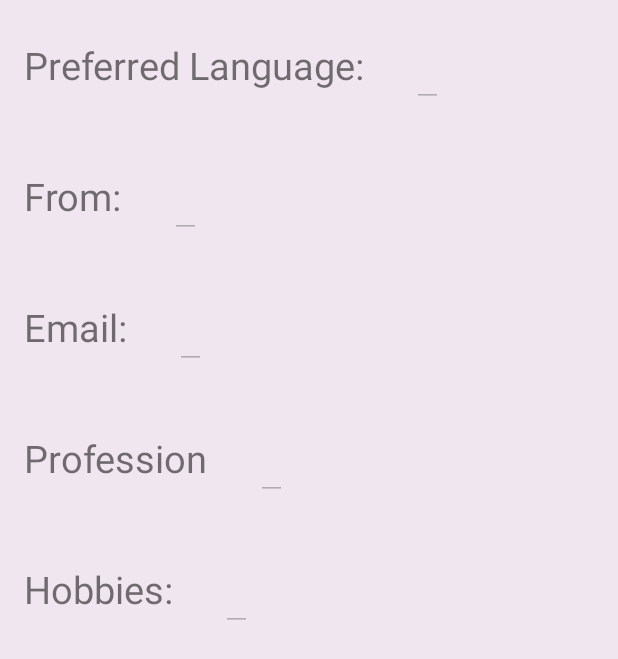
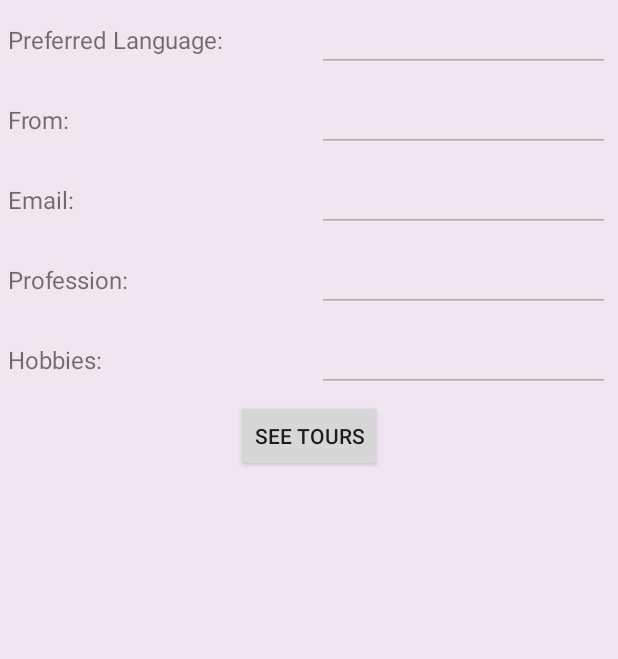
Before and after one commit to munarahman/Toura, an Android app: the layout content_profile.xml on its own in the app's theme, with its tools: preview values and no code run, on a phone screen of 412 x 824 dp. Shown: the top 659 px of the screen. Run offline under Robolectric (Android 15) with nearby library versions, the phone set to English and light mode, and no system bars.

Commit message:
make profile fields editable and sync with database

```diff
--- a/app/src/main/res/layout/content_profile.xml
+++ b/app/src/main/res/layout/content_profile.xml
@@ -10,117 +10,147 @@
     tools:showIn="@layout/activity_profile">
 
     <LinearLayout
-        android:layout_width="wrap_content"
+        android:layout_width="match_parent"
         android:layout_height="wrap_content"
         android:orientation="vertical">
 
         <LinearLayout
-            android:layout_width="wrap_content"
+            android:layout_width="match_parent"
             android:layout_height="wrap_content"
             android:orientation="horizontal">
 
             <TextView
-                android:layout_width="wrap_content"
+                android:layout_width="match_parent"
                 android:layout_height="wrap_content"
                 android:layout_margin="@dimen/text_margin"
+                android:layout_weight="1"
                 android:text="@string/profile_language"
-                android:textSize="25sp" />
+                android:textSize="@dimen/text_size" />
 
             <EditText
                 android:id="@+id/profile_language"
-                android:layout_width="wrap_content"
+                android:layout_width="match_parent"
                 android:layout_height="wrap_content"
+                android:layout_margin="@dimen/text_margin"
+                android:layout_weight="1"
                 android:enabled="false"
-                android:textSize="25sp"
-                android:layout_margin="@dimen/text_margin"/>
+                android:textSize="@dimen/text_size" />
 
         </LinearLayout>
 
         <LinearLayout
-            android:layout_width="wrap_content"
+            android:layout_width="match_parent"
             android:layout_height="wrap_content"
             android:orientation="horizontal">
 
 
             <TextView
-                android:layout_width="wrap_content"
+                android:layout_width="match_parent"
                 android:layout_height="wrap_content"
                 android:layout_margin="@dimen/text_margin"
+                android:layout_weight="1"
                 android:text="@string/profile_from"
-                android:textSize="25sp" />
+                android:textSize="@dimen/text_size" />
 
             <EditText
                 android:id="@+id/profile_from"
-                android:layout_width="wrap_content"
+                android:layout_width="match_parent"
                 android:layout_height="wrap_content"
+                android:layout_margin="@dimen/text_margin"
+                android:layout_weight="1"
                 android:enabled="false"
-                android:textSize="25sp"
-                android:layout_margin="@dimen/text_margin"/>
+                android:textSize="@dimen/text_size" />
         </LinearLayout>
 
         <LinearLayout
-            android:layout_width="wrap_content"
+            android:layout_width="match_parent"
             android:layout_height="wrap_content"
             android:orientation="horizontal">
 
             <TextView
-                android:layout_width="wrap_content"
+                android:layout_width="match_parent"
                 android:layout_height="wrap_content"
                 android:layout_margin="@dimen/text_margin"
-                android:textSize="25sp"
-                android:text="@string/profile_email" />
+                android:layout_weight="1"
+                android:text="@string/profile_email"
+                android:textSize="@dimen/text_size" />
 
             <EditText
                 android:id="@+id/profile_email"
-                android:layout_width="wrap_content"
+                android:layout_width="match_parent"
                 android:layout_height="wrap_content"
+                android:layout_margin="@dimen/text_margin"
+                android:layout_weight="1"
                 android:enabled="false"
-                android:textSize="25sp"
-                android:layout_margin="@dimen/text_margin"/>
+                android:textSize="@dimen/text_size" />
         </LinearLayout>
 
         <LinearLayout
-            android:layout_width="wrap_content"
+            android:layout_width="match_parent"
             android:layout_height="wrap_content"
             android:orientation="horizontal">
 
             <TextView
-                android:layout_width="wrap_content"
+                android:layout_width="match_parent"
                 android:layout_height="wrap_content"
                 android:layout_margin="@dimen/text_margin"
+                android:layout_weight="1"
                 android:text="@string/profile_profession"
-                android:textSize="25sp" />
+                android:textSize="@dimen/text_size" />
 
             <EditText
                 android:id="@+id/profile_profession"
-                android:layout_width="wrap_content"
+                android:layout_width="match_parent"
                 android:layout_height="wrap_content"
+                android:layout_margin="@dimen/text_margin"
+                android:layout_weight="1"
                 android:enabled="false"
-                android:textSize="25sp"
-                android:layout_margin="@dimen/text_margin"/>
+                android:textSize="@dimen/text_size" />
 
         </LinearLayout>
 
 
         <LinearLayout
-            android:layout_width="wrap_content"
+            android:layout_width="match_parent"
             android:layout_height="wrap_content"
             android:orientation="horizontal">
 
             <TextView
-                android:layout_width="wrap_content"
+                android:layout_width="match_parent"
                 android:layout_height="wrap_content"
                 android:layout_margin="@dimen/text_margin"
+                android:layout_weight="1"
                 android:text="@string/profile_hobbies"
-                android:textSize="25sp" />
+                android:textSize="@dimen/text_size" />
 
             <EditText
                 android:id="@+id/profile_hobbies"
+                android:layout_width="match_parent"
+                android:layout_height="wrap_content"
+                android:layout_margin="@dimen/text_margin"
+                android:layout_weight="1"
+                android:enabled="false"
+                android:textSize="@dimen/text_size" />
+        </LinearLayout>
+
+        <LinearLayout
+            android:layout_width="match_parent"
+            android:layout_height="wrap_content"
+            android:gravity="center"
+            android:orientation="horizontal">
+
+            <Button
+                android:id="@+id/done_editing"
                 android:layout_width="wrap_content"
                 android:layout_height="wrap_content"
-                android:enabled="false"
-                android:textSize="25sp"
-                android:layout_margin="@dimen/text_margin"/>
+                android:text="@string/done_edit"
+                android:visibility="gone" />
+
+            <Button
+                android:id="@+id/see_tours"
+                android:layout_width="wrap_content"
+                android:layout_height="wrap_content"
+                android:text="@string/see_tours" />
         </LinearLayout>
 
     </LinearLayout>
--- a/app/src/main/res/values/dimens.xml
+++ b/app/src/main/res/values/dimens.xml
@@ -1,5 +1,6 @@
 <resources>
     <dimen name="app_bar_height">180dp</dimen>
     <dimen name="fab_margin">16dp</dimen>
-    <dimen name="text_margin">16dp</dimen>
+    <dimen name="text_margin">5dp</dimen>
+    <dimen name="text_size">16sp</dimen>
 </resources>
--- a/app/src/main/res/values/strings.xml
+++ b/app/src/main/res/values/strings.xml
@@ -3,12 +3,18 @@
     <string name="profile_language">Preferred Language:</string>
     <string name="profile_from">From:</string>
     <string name="profile_email">Email:</string>
-    <string name="profile_profession">Profession</string>
+    <string name="profile_profession">Profession:</string>
     <string name="profile_hobbies">Hobbies:</string>
     <!--<string name="profile_hobbies">Playing video games, Trying new restaurants, hiking</string>-->
     <string name="profile_title">Profile</string>
-    <string name="action_settings">Settings</string>
+
+    <!--<string name="action_settings">Settings</string>-->
+    <string name="action_edit">Edit</string>
+    <string name="done_edit">Done</string>
+    <string name="see_tours">See Tours</string>
+
     <string name="title_activity_create_tour">CreateTourActivity</string>
+
     <string name="large_text">
         "Material is the metaphor.\n\n"
 
```
Also changed, not shown: app/src/main/AndroidManifest.xml (+4 -6 lines), app/src/main/java/com/example/muna/toura/CreateTourActivity.java (+0 -10 lines), app/src/main/java/com/example/muna/toura/ProfileActivity.java (+50 -8 lines), app/src/main/res/menu/menu_create_tour.xml (+5 -5 lines), app/src/main/res/menu/menu_profile.xml (+7 -2 lines), 1 other file.
